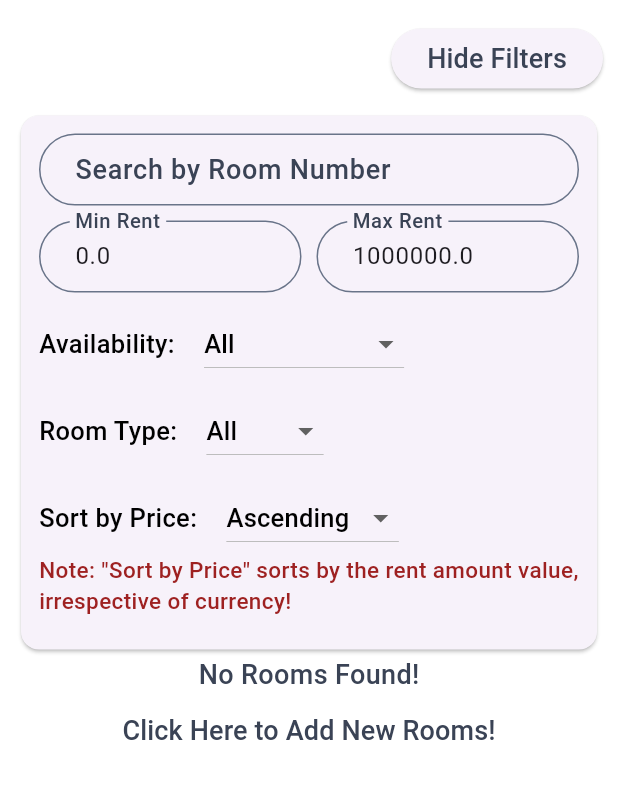
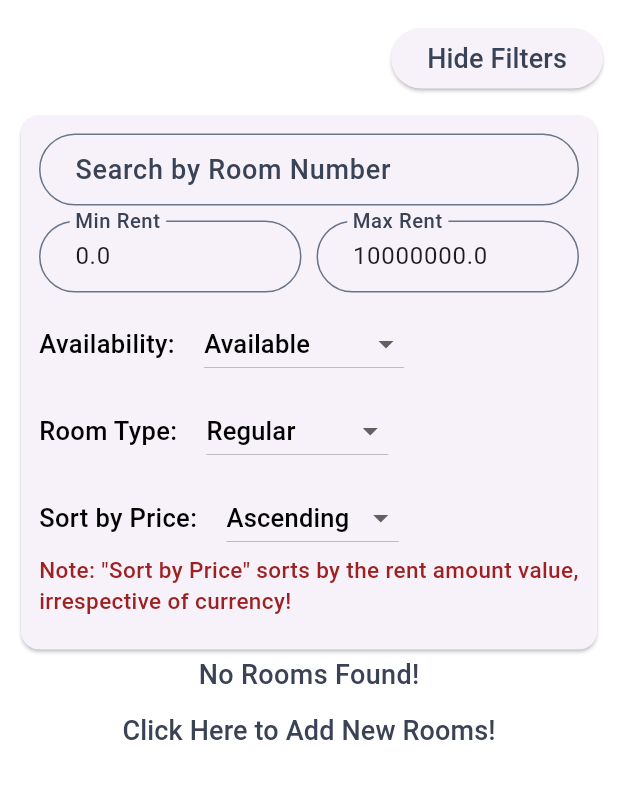
Before and after one commit to aunshpatel/the_hotel_app, a Flutter app: the RoomListings screen opened by its route, after a tap on "Show Filters", on a phone screen of 412 x 824 dp, the part 84-883 px from its top. Run offline on Flutter 3.47's test engine with Material 3 defaults, Android fonts, the phone set to English and light mode, and no system bars; our stand-ins replace carousel_slider, cloud_firestore, dropdown_button2, firebase_auth, firebase_core, firebase_storage and 2 more; accounts and stored records are empty.

Commit message:
update page criteria

```diff
--- a/lib/common_pages/room_listings.dart
+++ b/lib/common_pages/room_listings.dart
@@ -14,8 +14,8 @@ class RoomListings extends StatefulWidget {
 class _RoomListingsState extends State<RoomListings> {
   final ScrollController _scrollController = ScrollController();
   Future<List<QueryDocumentSnapshot<Object?>>> roomData = getRoomData();
-  String searchQuery = '', selectedAvailability = 'All', selectedRoomType = 'All', priceSortOrder = 'Ascending';
-  double minRent = 0, maxRent = 1000000;
+  String searchQuery = '', selectedAvailability = 'Available', selectedRoomType = 'Regular', priceSortOrder = 'Ascending';
+  double minRent = 0, maxRent = 10000000;
   bool _showFilters = false;
   TextEditingController minRentController = TextEditingController();
   TextEditingController maxRentController = TextEditingController();
@@ -117,7 +117,7 @@ class _RoomListingsState extends State<RoomListings> {
                           const SizedBox(width: 15),
                           DropdownButton<String>(
                             value: selectedAvailability,
-                            items: <String>['All', 'Available', 'Out of Service', 'Not Available'].map((String value) {
+                            items: <String>['Available', 'Out of Service', 'Not Available'].map((String value) {
                               return DropdownMenuItem<String>(
                                 value: value,
                                 child: Text(value, style: isDarkModeEnabled == false ? kDarkListingDecorationSize17 : kLightListingDecorationSize17),
@@ -138,7 +138,7 @@ class _RoomListingsState extends State<RoomListings> {
                           const SizedBox(width: 15),
                           DropdownButton<String>(
                             value: selectedRoomType,
-                            items: <String>['All', 'Suite', 'Single', 'Double'].map((String value) {
+                            items: <String>['Regular', 'Suite', 'Semi-Deluxe', 'Deluxe'].map((String value) {
                               return DropdownMenuItem<String>(
                                 value: value,
                                 child: Text(value, style: isDarkModeEnabled == false ? kDarkListingDecorationSize17 : kLightListingDecorationSize17),
@@ -217,13 +217,13 @@ class _RoomListingsState extends State<RoomListings> {
                   final filteredItems = items.where((doc) {
                     final roomNumber = doc['roomNumber'].toString();
                     final description = doc['description'].toString();
-                    final availability = doc['availability'].toString();
+                    final availability = doc['roomStatus'].toString();
                     final roomType = doc['roomType'].toString();
                     final rent = doc['rent'];
 
                     final matchesSearchQuery = roomNumber.contains(searchQuery) || description.contains(searchQuery);
-                    final matchesAvailability = selectedAvailability == 'All' || availability == selectedAvailability;
-                    final matchesRoomType = selectedRoomType == 'All' || roomType == selectedRoomType;
+                    final matchesAvailability = selectedAvailability == 'Available' || availability == selectedAvailability;
+                    final matchesRoomType = selectedRoomType == 'Regular' || roomType == selectedRoomType;
                     final matchesRentRange = rent >= minRent && rent <= maxRent;
 
                     return matchesSearchQuery && matchesAvailability && matchesRoomType && matchesRentRange;
@@ -299,7 +299,7 @@ class _RoomListingsState extends State<RoomListings> {
                                   Row(
                                     children: [
                                       const Text('Availability:', style: kDarkUnderlineTextSize18),
-                                      Text(' ${item['availability']}', style: kDarkTextSize18),
+                                      Text(' ${item['roomStatus']}', style: kDarkTextSize18),
                                     ],
                                   ),
                                   const SizedBox(height: 8),
@@ -373,7 +373,10 @@ class _RoomListingsState extends State<RoomListings> {
                                 mainAxisAlignment: MainAxisAlignment.center,
                                 crossAxisAlignment: CrossAxisAlignment.center,
                                 children: [
-                                  ElevatedButton(
+                                 SizedBox(
+                                   height: 70,
+                                   width: 200,
+                                   child: ElevatedButton(
                                      onPressed: () {
                                        roomID = item.id;
                                        print('roomID: $roomID');
@@ -383,6 +386,7 @@ class _RoomListingsState extends State<RoomListings> {
                                        backgroundColor: isDarkModeEnabled == false ? kThemeBlueColor : kThemeBlackColor,
                                      ),
                                      child: Text('Book This Room',style: isDarkModeEnabled == false ? kDarkSemiBoldTextSize18 : kBlueSemiBoldTextSize18),
+                                   ),
                                  )
                                 ],
                               )
--- a/lib/data_center.dart
+++ b/lib/data_center.dart
@@ -12,7 +12,7 @@ Future<bool> isEmailAlreadyRegistered(String email) async {
 }
 
 Future<List<QueryDocumentSnapshot<Object?>>> getRoomData() async {
-  QuerySnapshot snapshot = await FirebaseFirestore.instance.collection('room_data').where('availability', isEqualTo: 'Available').get();
+  QuerySnapshot snapshot = await FirebaseFirestore.instance.collection('room_data').where('roomStatus', isEqualTo: 'Available').get();
 
   return snapshot.docs.toList();
 }
```
Lines whose indentation alone changed are shown as unchanged.
